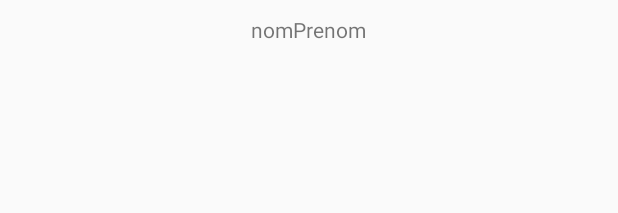
After one commit to HeptanomeDeLExtreme/kiwi-ihm-2, an Android app: the layout ami_item.xml on its own in the app's theme, with its tools: preview values and no code run, on a phone screen of 412 x 824 dp. The commit adds this screen. Shown: the top 213 px of the screen. Run offline under Robolectric (Android 15) with nearby library versions, the phone set to English and light mode, and no system bars.

```diff
--- a/app/src/debug/res/values/google_maps_api.xml
+++ b/app/src/debug/res/values/google_maps_api.xml
@@ -20,6 +20,6 @@
     Là du coup c'est une clé que j'ai créée, je crois que chacun doit en créer une.
     -->
     <string name="google_maps_key" templateMergeStrategy="preserve" translatable="false">
-        AIzaSyChiAd4mWjQE06F-9uJ1WhggXp81HamcEg
+         AIzaSyBFUcCYY7q-D6Wgg912PKMP2NY4dTphsgU
     </string>
 </resources>
--- a/app/src/main/AndroidManifest.xml
+++ b/app/src/main/AndroidManifest.xml
@@ -5,6 +5,8 @@
     <!-- To access Google+ APIs: -->
     <uses-permission android:name="android.permission.INTERNET" />
     <uses-permission android:name="android.permission.ACCESS_FINE_LOCATION" />
+
+
 
     <application
         android:allowBackup="true"
--- /dev/null
+++ b/app/src/main/res/layout/ami_item.xml
@@ -0,0 +1,17 @@
+<?xml version="1.0" encoding="utf-8"?>
+<RelativeLayout xmlns:android="http://schemas.android.com/apk/res/android"
+    xmlns:tools="http://schemas.android.com/tools"
+    android:layout_width="match_parent"
+    android:layout_height="match_parent"
+    android:padding="10dp"
+    >
+
+
+    <TextView
+        android:layout_width="wrap_content"
+        android:layout_height="wrap_content"
+        android:text="nomPrenom"
+        android:id="@+id/nomPrenom"
+        android:layout_alignParentTop="true"
+        android:layout_centerHorizontal="true" />
+</RelativeLayout>
```
Also changed, not shown: app/src/main/java/com/kiwi/kiwi/AmiFragment.java (added, +72 -0 lines), app/src/main/java/com/kiwi/kiwi/AmisFragment.java (deleted, +0 -32 lines), app/src/main/java/com/kiwi/kiwi/MainActivity.java (+26 -11 lines), app/src/main/java/com/kiwi/kiwi/model/AmiAdapter.java (added, +50 -0 lines), app/src/main/res/layout/fragment_amis.xml (+6 -10 lines).
